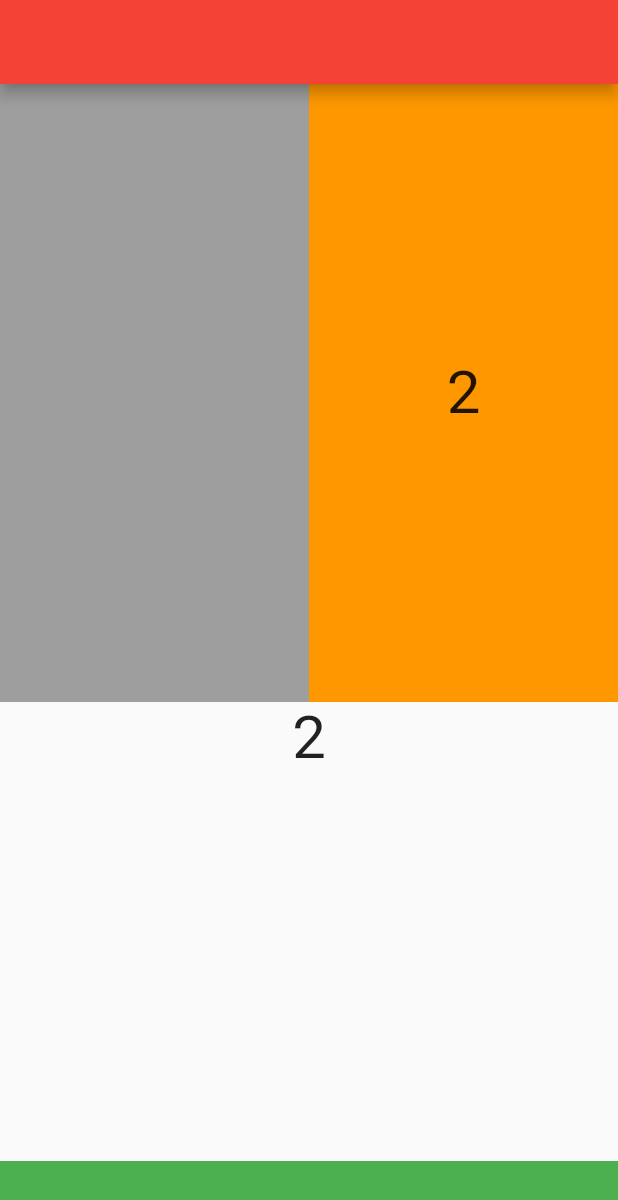
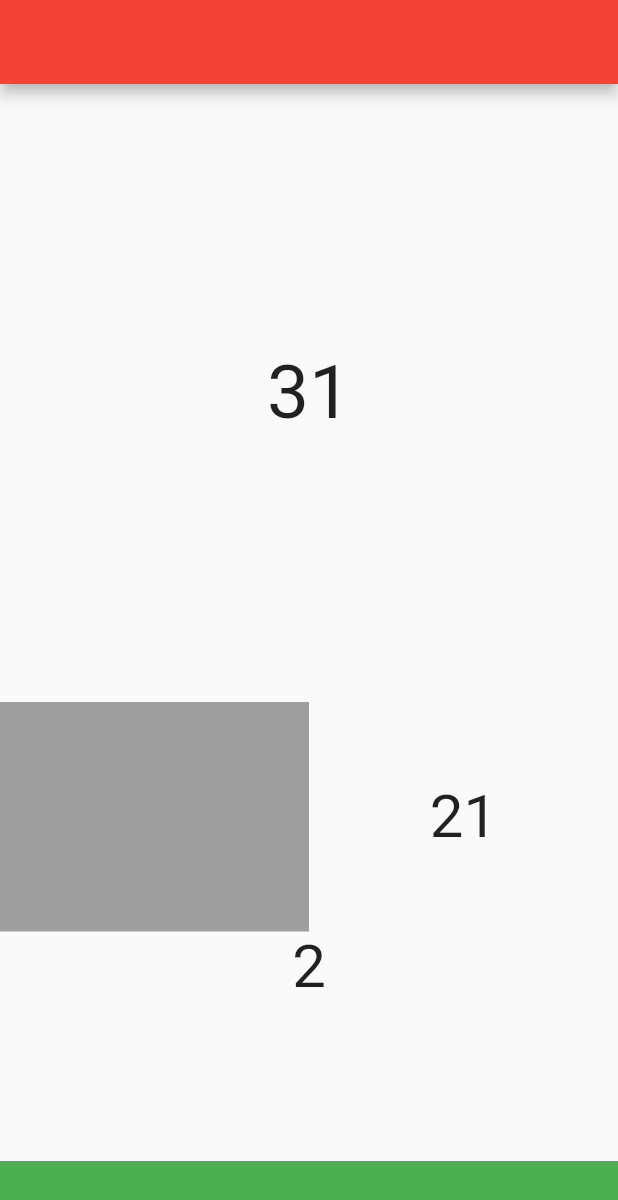
Before and after one commit to gioboa/flutter_gym, a Flutter app: the screen it shows after launch, on a phone screen of 412 x 824 dp. Shown: the top 1200 px of the screen. Run offline on Flutter 3.47's test engine with Material 2 defaults, Android fonts, the phone set to English and light mode, and no system bars.

Commit message:
dev: third sample

```diff
--- a/lib/main.dart
+++ b/lib/main.dart
@@ -33,9 +33,16 @@ class Body extends StatelessWidget {
     var device = MediaQuery.of(context).size.height;
     return new Column(
       children: <Widget>[
-        new Container(
-            height: device / 2,
-            color: Colors.orange,
+        Container(
+          height: device / 2,
+          alignment: Alignment.center,
+          child: Text(
+            "31",
+            style: TextStyle(fontSize: 50),
+          ),
+        ),
+        Expanded(
+            flex: 1,
             child: Expanded(
                 flex: 1,
                 child: Row(
@@ -47,7 +54,7 @@ class Body extends StatelessWidget {
                         )),
                     Expanded(
                         flex: 1,
-                        child: new Text("2",
+                        child: new Text("21",
                             textAlign: TextAlign.center,
                             style: TextStyle(fontSize: 40)))
                   ],
```
